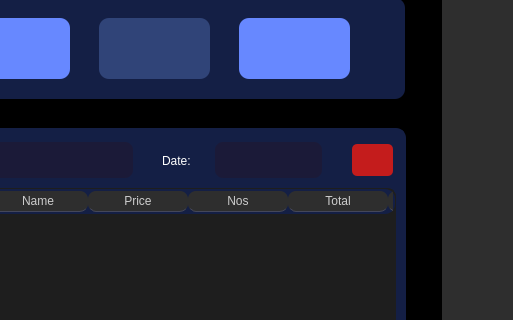
First picture: the form in assets/ui/rma.ui, repository JinxSeven/retail-manager-lite, before the edit; both pictures show x 475 to 988 and y 93 to 413 of the 988 by 725 pixel window.
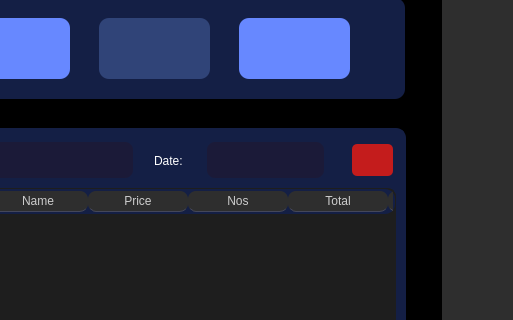
Second picture: the form after the edit. The open tabs and pages were chosen to show the change. Icons and pictures are not drawn.

Diff of the .ui file:
```diff
--- a/assets/ui/rma.ui
+++ b/assets/ui/rma.ui
@@ -912,9 +912,9 @@
       <widget class="QLabel" name="orderDateLbl">
        <property name="geometry">
         <rect>
-         <x>338</x>
+         <x>330</x>
          <y>12</y>
-         <width>111</width>
+         <width>121</width>
          <height>40</height>
         </rect>
        </property>
@@ -977,7 +977,7 @@
      <widget class="QLabel" name="order_date">
       <property name="geometry">
        <rect>
-        <x>587</x>
+        <x>579</x>
         <y>192</y>
         <width>51</width>
         <height>21</height>
```
Left out of the diff: 2 changed lines with no effect on the pictures.
